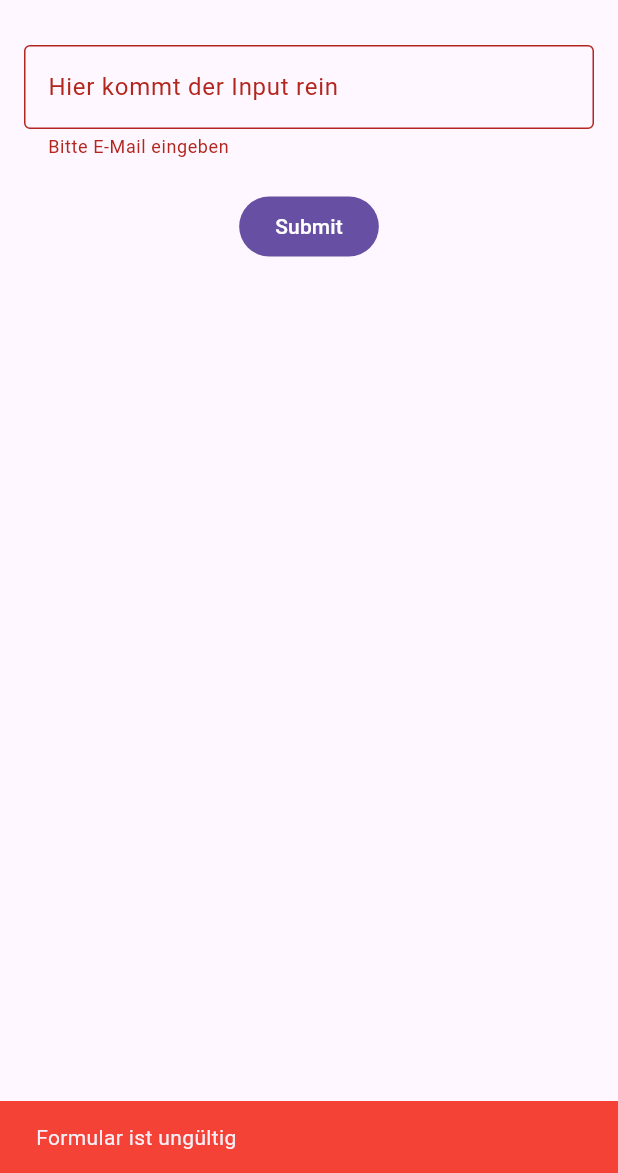
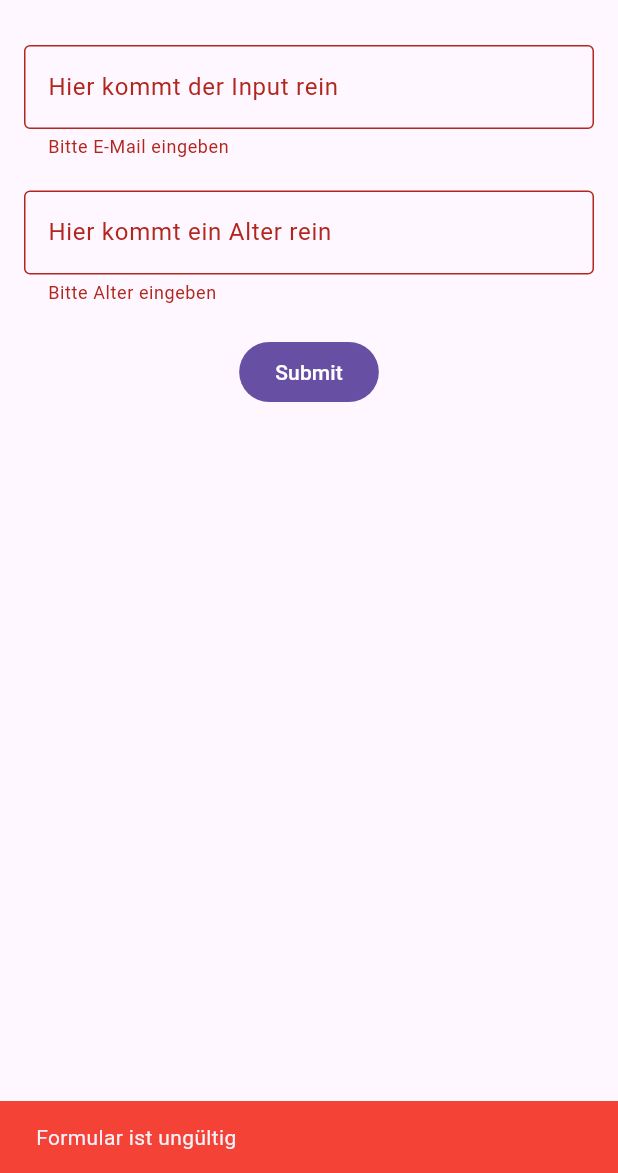
Before and after one commit to goldenshoes001/tut2-15-08-2025, a Flutter app: the screen it shows after launch, after a tap on "Submit", on a phone screen of 412 x 824 dp, the part 63-1236 px from its top. Run offline on Flutter 3.47's test engine with Material 3 defaults, Android fonts, the phone set to English and light mode, and no system bars.

Commit message:
implemented more textformfields

```diff
--- a/lib/src/features/input/domain/validator.dart
+++ b/lib/src/features/input/domain/validator.dart
@@ -1,5 +1,5 @@
 class Validator {
-  String? validateEmail(String? value) {
+  String? validateEmail(value) {
     if (value == null || value.isEmpty) {
       return 'Bitte E-Mail eingeben';
     }
@@ -9,11 +9,7 @@ class Validator {
     return null;
   }
 
-  String? validatePassword(String? value) {
-    return null;
-  }
-
-  String? validateAge(String? value) {
+  String? validateAge(value) {
     if (value == null || value.isEmpty) {
       return "Bitte Alter eingeben";
     }
@@ -25,4 +21,8 @@ class Validator {
     }
     return null;
   }
+
+  String? validatePassword(value) {
+    return null;
+  }
 }
--- a/lib/src/features/input/presentation/input_validation_screen.dart
+++ b/lib/src/features/input/presentation/input_validation_screen.dart
@@ -1,5 +1,4 @@
 import 'package:flutter/material.dart';
-import 'package:input_validation/src/app.dart';
 import 'package:input_validation/src/features/input/domain/validator.dart';
 
 class InputValidationScreen extends StatefulWidget {
@@ -10,7 +9,8 @@ class InputValidationScreen extends StatefulWidget {
 }
 
 class _InputValidationScreenState extends State<InputValidationScreen> {
-  final _textController = TextEditingController();
+  final _textController1 = TextEditingController();
+  final _textController2 = TextEditingController();
   final validator = Validator();
   final _formKey = GlobalKey<FormState>();
 
@@ -50,8 +50,17 @@ class _InputValidationScreenState extends State<InputValidationScreen> {
                   border: OutlineInputBorder(),
                   labelText: "Hier kommt der Input rein",
                 ),
-                controller: _textController,
+                controller: _textController1,
                 validator: validator.validateEmail,
+              ),
+              TextFormField(
+                autocorrect: false,
+                decoration: InputDecoration(
+                  border: OutlineInputBorder(),
+                  labelText: "Hier kommt ein Alter rein",
+                ),
+                controller: _textController2,
+                validator: validator.validateAge,
               ),
               FilledButton(onPressed: _submit, child: Text("Submit")),
             ],
```
